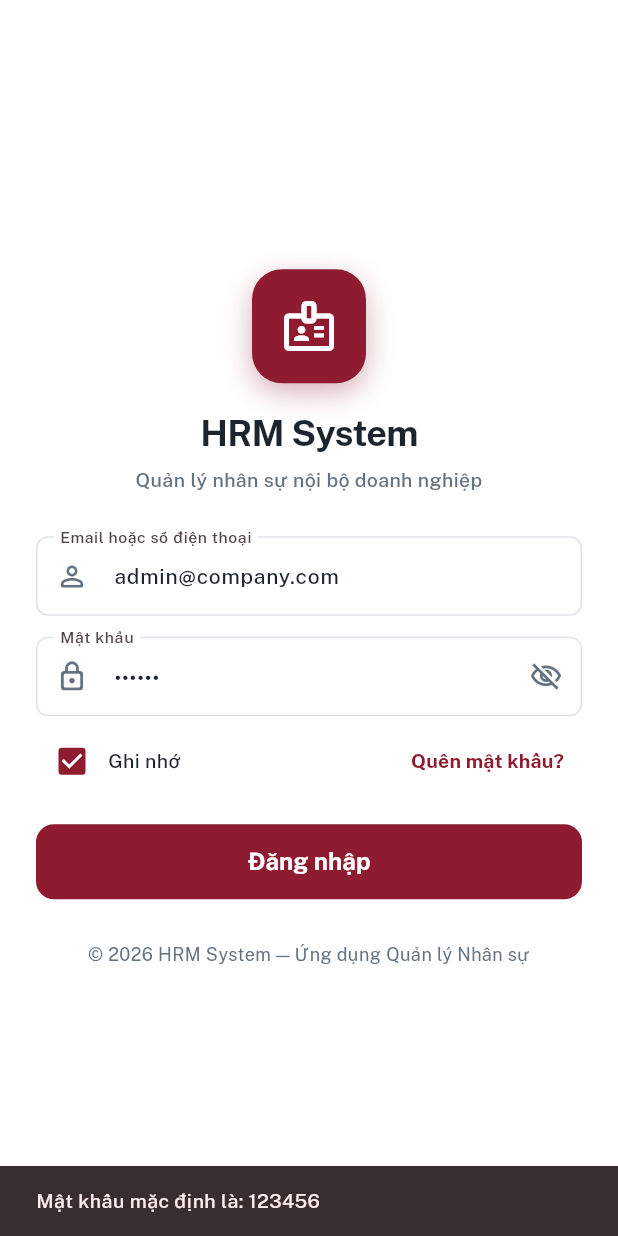
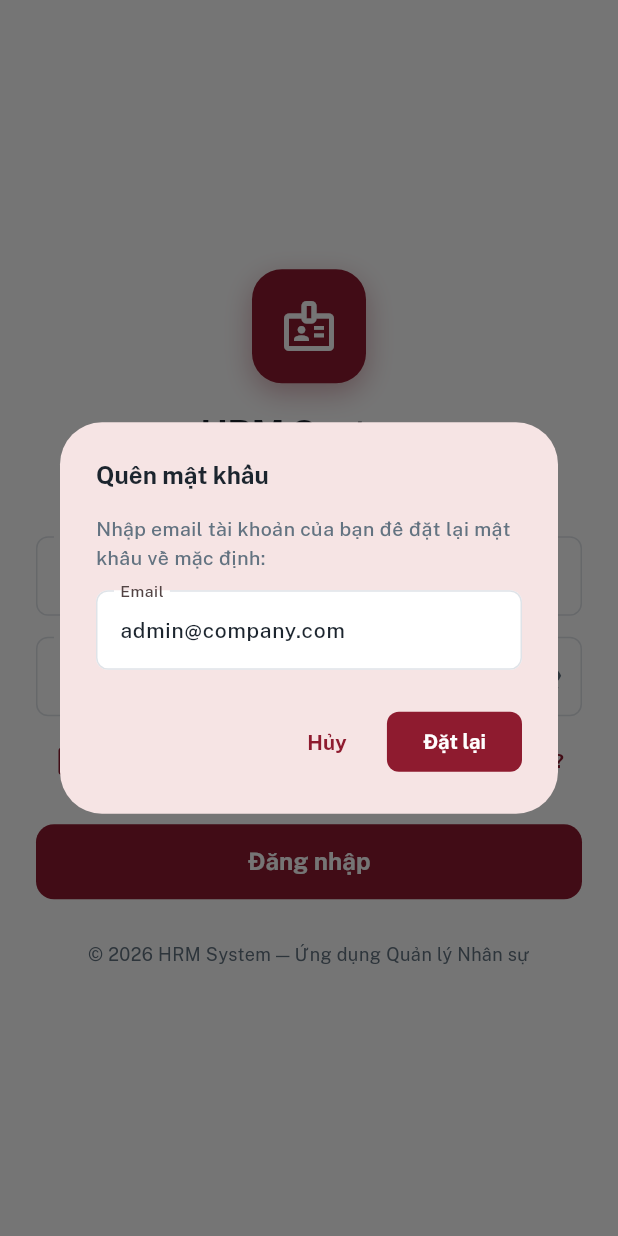
Before and after one commit to TuNaLuvyou/PTPMDV, a Flutter app: the LoginScreen screen opened by its route, after a tap on "Quên mật khẩu?", on a phone screen of 412 x 824 dp. Run offline on Flutter 3.47's test engine with Material 3 defaults, Android fonts, the phone set to English and light mode, and no system bars; our stand-ins replace font_awesome_flutter, go_router, google_fonts; accounts and stored records are empty; network calls fail.

Commit message:
feat(mobile): đấu nối màn đổi mật khẩu, quản lý thiết bị và quên mật khẩu vào API gateway thật, bỏ mock

```diff
--- /dev/null
+++ b/mobile/lib/src/core/models/device_session.dart
@@ -0,0 +1,46 @@
+/// Model phiên thiết bị đăng nhập của người dùng.
+class DeviceSession {
+  final String id;
+  final String deviceName;
+  final String deviceType; // 'phone', 'tablet', 'desktop'
+  final String osInfo;
+  final String location;
+  final String ipAddress;
+  final String lastActive;
+  final bool isCurrent;
+
+  const DeviceSession({
+    required this.id,
+    required this.deviceName,
+    required this.deviceType,
+    required this.osInfo,
+    required this.location,
+    required this.ipAddress,
+    required this.lastActive,
+    this.isCurrent = false,
+  });
+
+  factory DeviceSession.fromJson(Map<String, dynamic> j) {
+    return DeviceSession(
+      id: j['id']?.toString() ?? '',
+      deviceName: j['deviceName']?.toString() ?? 'Thiết bị',
+      deviceType: j['deviceType']?.toString() ?? 'phone',
+      osInfo: j['osInfo']?.toString() ?? '',
+      location: j['location']?.toString() ?? 'Việt Nam',
+      ipAddress: j['ipAddress']?.toString() ?? '',
+      lastActive: j['lastActive']?.toString() ?? 'Vừa xong',
+      isCurrent: j['isCurrent'] == true,
+    );
+  }
+
+  Map<String, dynamic> toJson() => {
+        'id': id,
+        'deviceName': deviceName,
+        'deviceType': deviceType,
+        'osInfo': osInfo,
+        'location': location,
+        'ipAddress': ipAddress,
+        'lastActive': lastActive,
+        'isCurrent': isCurrent,
+      };
+}
--- a/mobile/lib/src/features/auth/presentation/login.dart
+++ b/mobile/lib/src/features/auth/presentation/login.dart
@@ -19,6 +19,7 @@ class _LoginScreenState extends State<LoginScreen> {
       TextEditingController(text: 'admin@company.com');
   final TextEditingController _passwordController =
       TextEditingController(text: '123456');
+  final AuthRepository _authRepo = AuthRepository();
   bool _obscurePassword = true;
   bool _rememberMe = true;
   bool _submitting = false;
@@ -58,6 +59,83 @@ class _LoginScreenState extends State<LoginScreen> {
       if (mounted) setState(() => _submitting = false);
     }
   }
+
+  Future<void> _handleForgotPassword() async {
+    final emailController = TextEditingController(text: _usernameController.text.trim());
+    final email = await showDialog<String>(
+      context: context,
+      builder: (ctx) => AlertDialog(
+        title: const Text('Quên mật khẩu', style: TextStyle(fontWeight: FontWeight.bold, fontSize: 16)),
+        content: Column(
+          mainAxisSize: MainAxisSize.min,
+          crossAxisAlignment: CrossAxisAlignment.start,
+          children: [
+            const Text(
+              'Nhập email tài khoản của bạn để đặt lại mật khẩu về mặc định:',
+              style: TextStyle(fontSize: 13, color: AppColors.textSecondary),
+            ),
+            const SizedBox(height: 12),
+            TextField(
+              controller: emailController,
+              keyboardType: TextInputType.emailAddress,
+              decoration: InputDecoration(
+                labelText: 'Email',
+                hintText: 'admin@company.com',
+                border: OutlineInputBorder(borderRadius: BorderRadius.circular(10)),
+              ),
+            ),
+          ],
+        ),
+        actions: [
+          TextButton(
+            onPressed: () => Navigator.of(ctx).pop(),
+            child: const Text('Hủy'),
+          ),
+          ElevatedButton(
+            style: ElevatedButton.styleFrom(
+              backgroundColor: AppColors.primary,
+              foregroundColor: Colors.white,
+            ),
+            onPressed: () => Navigator.of(ctx).pop(emailController.text.trim()),
+            child: const Text('Đặt lại'),
+          ),
+        ],
+      ),
+    );
+
+    if (email == null || email.isEmpty) return;
+
+    try {
+      final msg = await _authRepo.forgotPassword(email);
+      if (!mounted) return;
+      ScaffoldMessenger.of(context).showSnackBar(
+        SnackBar(
+          backgroundColor: AppColors.success,
+          content: Text('✅ $msg'),
+          behavior: SnackBarBehavior.floating,
+        ),
+      );
+    } on ApiException catch (e) {
+      if (!mounted) return;
+      ScaffoldMessenger.of(context).showSnackBar(
+        SnackBar(
+          backgroundColor: AppColors.error,
+          content: Text(e.message),
+          behavior: SnackBarBehavior.floating,
+        ),
+      );
+    } catch (_) {
+      if (!mounted) return;
+      ScaffoldMessenger.of(context).showSnackBar(
+        const SnackBar(
+          backgroundColor: AppColors.error,
+          content: Text('Không thể đặt lại mật khẩu. Vui lòng kiểm tra kết nối.'),
+          behavior: SnackBarBehavior.floating,
+        ),
+      );
+    }
+  }
+
 
   @override
   Widget build(BuildContext context) {
@@ -161,15 +239,12 @@ class _LoginScreenState extends State<LoginScreen> {
                       ],
                     ),
                     TextButton(
-                      onPressed: () {
-                        ScaffoldMessenger.of(context).showSnackBar(
-                          const SnackBar(content: Text('Mật khẩu mặc định là: 123456')),
-                        );
-                      },
+                      onPressed: _handleForgotPassword,
                       child: const Text('Quên mật khẩu?', style: TextStyle(fontSize: 13, color: AppColors.primary)),
                     ),
                   ],
                 ),
+
                 const SizedBox(height: 18),
 
                 // Login Button
```
Also changed, not shown: mobile/lib/src/features/auth/data/auth_repository.dart (+35 -1 lines), mobile/lib/src/features/profile/presentation/devices.dart (+63 -70 lines), mobile/lib/src/features/profile/presentation/password.dart (+37 -10 lines).
